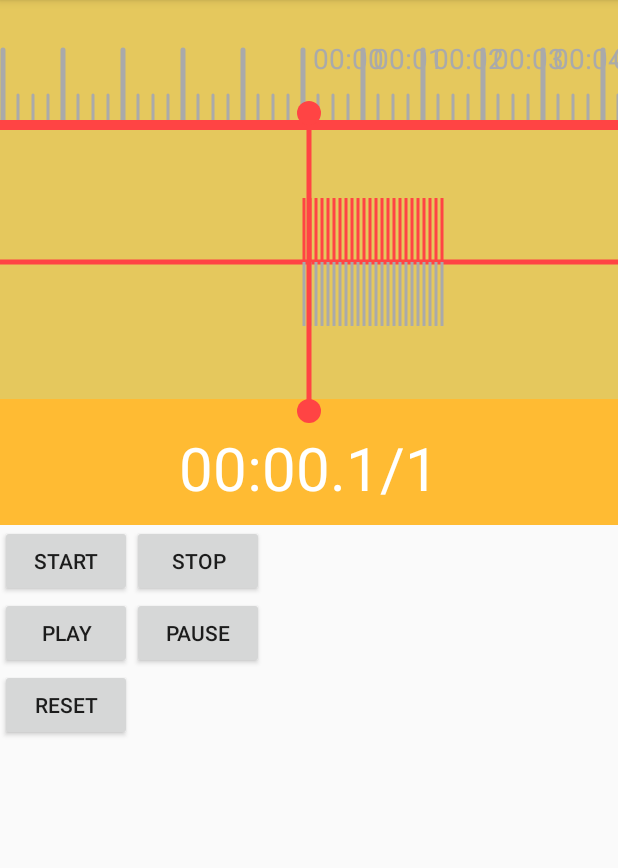
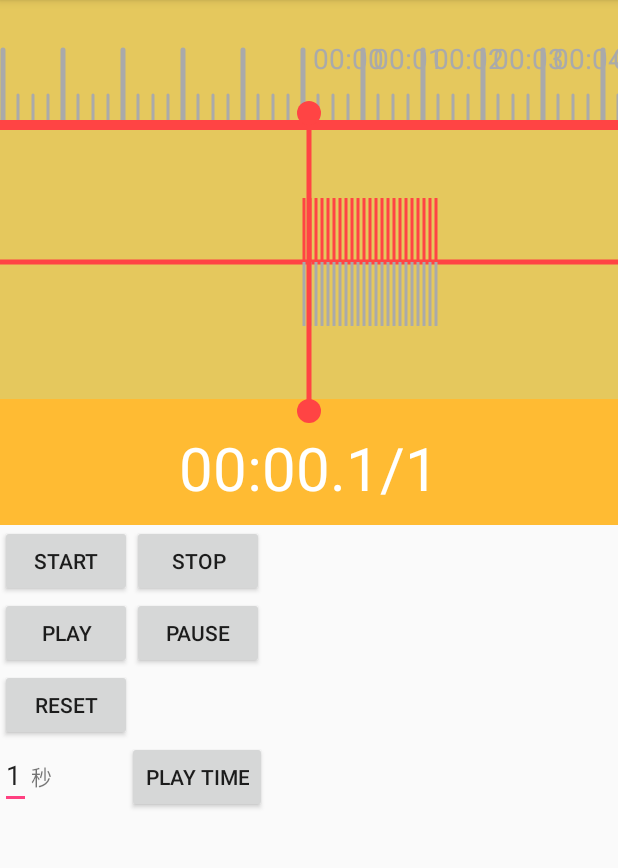
Before and after one commit to littlezan/AduioRecordUI, an Android app: the RecordActivity screen opened directly, with no data from a screen before it, after a tap on "PLAY", on a phone screen of 412 x 824 dp, the part 84-952 px from its top. Run offline under Robolectric (Android 15) with nearby library versions, the phone set to English and light mode, and no system bars; 2 other taps on this screen came first.

Commit message:
播放录音

```diff
--- a/app/src/main/java/com/example/administrator/aduiorecordui/RecordActivity.java
+++ b/app/src/main/java/com/example/administrator/aduiorecordui/RecordActivity.java
@@ -3,9 +3,11 @@
 import android.os.Bundle;
 import android.support.annotation.Nullable;
 import android.support.v7.app.AppCompatActivity;
+import android.text.TextUtils;
 import android.util.Log;
 import android.view.View;
 import android.widget.Button;
+import android.widget.EditText;
 
 import com.example.administrator.aduiorecordui.record.AudioRecord;
 import com.example.administrator.aduiorecordui.record.RecordCallBack;
@@ -23,6 +25,7 @@
  */
 public class RecordActivity extends AppCompatActivity {
     private static final String TAG = "RecordActivity";
+    private long playingTimeInMillis;
 
     @Override
     protected void onCreate(@Nullable Bundle savedInstanceState) {
@@ -34,6 +37,8 @@
         Button btnPlay = findViewById(R.id.btn_play);
         Button btnPause = findViewById(R.id.btn_pause);
         Button btnReset = findViewById(R.id.btn_reset);
+        final EditText editText = findViewById(R.id.edit_text);
+        Button btnPlayTime = findViewById(R.id.btn_play_time);
 
         btnStart.setOnClickListener(new View.OnClickListener() {
             @Override
@@ -52,7 +57,7 @@
         btnPlay.setOnClickListener(new View.OnClickListener() {
             @Override
             public void onClick(View v) {
-                audioRecord.startPlayRecord();
+                audioRecord.startPlayRecord(0);
             }
         });
 
@@ -67,6 +72,16 @@
             @Override
             public void onClick(View v) {
                 audioRecord.reset();
+            }
+        });
+
+        btnPlayTime.setOnClickListener(new View.OnClickListener() {
+            @Override
+            public void onClick(View v) {
+                if (!TextUtils.isEmpty(editText.getText().toString())) {
+                    int millis = Integer.parseInt(editText.getText().toString());
+                    audioRecord.startPlayRecord(millis*1000);
+                }
             }
         });
 
@@ -90,7 +105,8 @@
 
             @Override
             public void onPlayingRecord(long playingTimeInMillis) {
-
+                Log.d(TAG, "lll onPlayingRecord: playingTimeInMillis = " + playingTimeInMillis );
+                RecordActivity.this.playingTimeInMillis = playingTimeInMillis;
             }
 
             @Override
--- a/app/src/main/java/com/example/administrator/aduiorecordui/record/BaseAudioRecord.java
+++ b/app/src/main/java/com/example/administrator/aduiorecordui/record/BaseAudioRecord.java
@@ -8,7 +8,6 @@
 import android.support.annotation.Nullable;
 import android.support.v4.content.ContextCompat;
 import android.util.AttributeSet;
-import android.util.Log;
 import android.view.MotionEvent;
 import android.view.VelocityTracker;
 import android.view.View;
@@ -204,7 +203,7 @@
     protected int minVelocity;
 
 
-    boolean needEdgeEffect = true;
+    boolean needEdgeEffect = false;
 
     /**
      * 开始边界效果
@@ -239,6 +238,9 @@
     protected boolean isAutoScroll;
 
     protected float mLastX = 0;
+    /**
+     * 当前录音总时长
+     */
     protected long currentRecordTime;
 
     /**
@@ -346,7 +348,7 @@
                 startEdgeEffect.setColor(edgeColor);
                 endEdgeEffect.setColor(edgeColor);
             }
-            mEdgeLength = getMeasuredWidth()/2;
+            mEdgeLength = getMeasuredWidth() / 2;
         }
     }
 
@@ -440,7 +442,8 @@
             }
             if (isPlayingRecord) {
                 recordCallBack.onPlayingRecord(centerStartTimeMillis);
-            } else {
+            }
+            if (isRecording){
                 recordCallBack.onRecordCurrent(centerStartTimeMillis, currentRecordTime);
             }
         }
@@ -468,7 +471,7 @@
         }
     }
 
-    private void releaseEdgeEffects(){
+    private void releaseEdgeEffects() {
         if (needEdgeEffect) {
             startEdgeEffect.onRelease();
             endEdgeEffect.onRelease();
@@ -480,6 +483,7 @@
     Runnable recordRunnable = new Runnable() {
         @Override
         public void run() {
+            if (isRecording) {
                 if (recordCallBack != null) {
                     makeSampleLine(recordCallBack.getSamplePercent());
                 }
@@ -493,15 +497,21 @@
                 } else {
                     isAutoScroll = false;
                 }
-            if (recordCallBack != null) {
-                recordCallBack.onRecordCurrent(currentRecordTime, currentRecordTime);
-            }
-            recordHandler.postDelayed(recordRunnable, recordDelayMillis);
-            currentRecordTime = currentRecordTime + recordDelayMillis;
+
+                //结束录音
                 if (currentRecordTime >= TimeUnit.MINUTES.toMillis(recordTimeInMinutes)) {
                     stopRecord();
                     if (recordCallBack != null) {
                         recordCallBack.onRecordFinish();
+                    }
+                } else {
+                    //录音中
+                    recordHandler.postDelayed(recordRunnable, recordDelayMillis);
+                    currentRecordTime = currentRecordTime + recordDelayMillis;
+                }
+
+                if (recordCallBack != null) {
+                    recordCallBack.onRecordCurrent(currentRecordTime, currentRecordTime);
                 }
             }
         }
@@ -514,15 +524,14 @@
                 return;
             }
             scrollToEnd();
+            isRecording = true;
             recordHandler.post(recordRunnable);
-            isRecording = true;
         }
     }
 
 
     public void stopRecord() {
         if (isRecording) {
-            Log.d(TAG, "stopRecord: ");
             recordHandler.removeCallbacks(recordRunnable);
             isRecording = false;
             isAutoScroll = false;
@@ -579,34 +588,47 @@
     Runnable playRecordRunnable = new Runnable() {
         @Override
         public void run() {
+            if (isPlayingRecord) {
                 isAutoScroll = true;
                 scrollBy(lineWidth + rectGap, 0);
 
-            playRecordHandler.postDelayed(playRecordRunnable, recordDelayMillis);
-            currentPlayRecordTime = currentPlayRecordTime + recordDelayMillis;
-            if (recordCallBack != null) {
-                recordCallBack.onPlayingRecord(currentPlayRecordTime);
-            }
                 //自动停止播放
-            if (centerLineX >= getLastSampleLineRightX()) {
+                if (centerLineX >= getLastSampleLineRightX() || currentPlayRecordTime >= currentRecordTime) {
                     stopPlayRecord();
                     if (recordCallBack != null) {
                         recordCallBack.onPlayingRecordFinish();
                     }
+                } else {
+                    //播放中
+                    playRecordHandler.postDelayed(playRecordRunnable, recordDelayMillis);
+                    currentPlayRecordTime = currentPlayRecordTime + recordDelayMillis;
+                }
+
+                if (recordCallBack != null) {
+                    recordCallBack.onPlayingRecord(currentPlayRecordTime);
                 }
 
             }
+        }
     };
 
-    public void startPlayRecord() {
-        Log.d(TAG, "lll startPlayRecord: isPlayingRecord = " + isPlayingRecord);
+    public void startPlayRecord(long timeInMillis) {
         if (!isPlayingRecord) {
             stopRecord();
+            //1.timeInMillis > 0 从指定的时间开始播放
+            if (timeInMillis > 0) {
+                long scrollLength = timeInMillis * scaleIntervalLength * intervalCount / 1000+minScrollX;
+                scrollTo((int) scrollLength, 0);
+            } else {
+                //2.timeInMillis == 0 从指针指向位置开始播放
+                //指针在结束位置，从头开始播放
                 if (centerLineX >= getLastSampleLineRightX() - lineWidth - rectGap) {
                     scrollTo(minScrollX - lineWidth - rectGap, 0);
                 }
+            }
+            currentPlayRecordTime = timeInMillis;
+            isPlayingRecord = true;
             playRecordHandler.postDelayed(playRecordRunnable, 100);
-            isPlayingRecord = true;
         }
     }
 
--- a/app/src/main/res/layout/activity_record.xml
+++ b/app/src/main/res/layout/activity_record.xml
@@ -1,7 +1,13 @@
 <?xml version="1.0" encoding="utf-8"?>
+<ScrollView xmlns:android="http://schemas.android.com/apk/res/android"
+    xmlns:app="http://schemas.android.com/apk/res-auto"
+    xmlns:tools="http://schemas.android.com/tools"
+    android:layout_width="match_parent"
+    android:layout_height="match_parent">
+
     <android.support.v7.widget.LinearLayoutCompat xmlns:android="http://schemas.android.com/apk/res/android"
+        xmlns:app="http://schemas.android.com/apk/res-auto"
         xmlns:tools="http://schemas.android.com/tools"
-    xmlns:app="http://schemas.android.com/apk/res-auto"
         android:layout_width="match_parent"
         android:layout_height="match_parent"
         android:orientation="vertical"
@@ -11,20 +17,19 @@
         <com.example.administrator.aduiorecordui.record.AudioRecord
             android:id="@+id/ruler"
             android:layout_width="match_parent"
+            android:layout_height="350dp"
+            android:background="#E5C85D"
             app:intervalCount="4"
+            app:rectGap="2dp"
             app:scaleIntervalLength="10dp"
-        app:showRuleText="true"
-        app:rectGap="2dp"
-        android:background="#E5C85D"
-        android:layout_height="350dp" />
+            app:showRuleText="true" />
 
 
         <android.support.v7.widget.LinearLayoutCompat
             android:layout_width="match_parent"
             android:layout_height="wrap_content"
 
-        android:orientation="horizontal"
-        >
+            android:orientation="horizontal">
 
             <Button
                 android:id="@+id/btn_start"
@@ -48,8 +53,7 @@
             android:layout_width="match_parent"
             android:layout_height="wrap_content"
 
-        android:orientation="horizontal"
-        >
+            android:orientation="horizontal">
 
             <Button
                 android:id="@+id/btn_play"
@@ -76,4 +80,38 @@
             android:text="reset"
             tools:ignore="HardcodedText" />
 
+        <android.support.v7.widget.LinearLayoutCompat
+            android:layout_width="match_parent"
+            android:layout_height="wrap_content"
+            android:orientation="horizontal">
+
+            <EditText
+                android:id="@+id/edit_text"
+                android:layout_width="wrap_content"
+                android:layout_height="wrap_content"
+                android:inputType="number"
+                android:text="1"
+                tools:ignore="HardcodedText" />
+
+            <TextView
+                android:layout_width="wrap_content"
+                android:layout_height="wrap_content"
+                android:text="秒"
+                tools:ignore="HardcodedText" />
+
+            <Button
+                android:id="@+id/btn_play_time"
+                android:layout_width="wrap_content"
+                android:layout_height="wrap_content"
+                android:layout_marginLeft="50dp"
+                android:layout_marginStart="50dp"
+                android:text="play time"
+                tools:ignore="HardcodedText" />
+
+
         </android.support.v7.widget.LinearLayoutCompat>
+
+    </android.support.v7.widget.LinearLayoutCompat>
+
+
+</ScrollView>
```
Also changed, not shown: app/src/main/AndroidManifest.xml (+7 -4 lines), app/src/main/java/com/example/administrator/aduiorecordui/PlayAudioActivity.java (+10 -1 lines), app/src/main/java/com/example/administrator/aduiorecordui/playaudio/BasePlayAudioView.java (+10 -11 lines), app/src/main/java/com/example/administrator/aduiorecordui/playaudio/PlayAudioView.java (+11 -3 lines), app/src/main/res/layout/activity_play_audio.xml (+33 -1 lines). Lines whose indentation alone changed are shown as unchanged.
